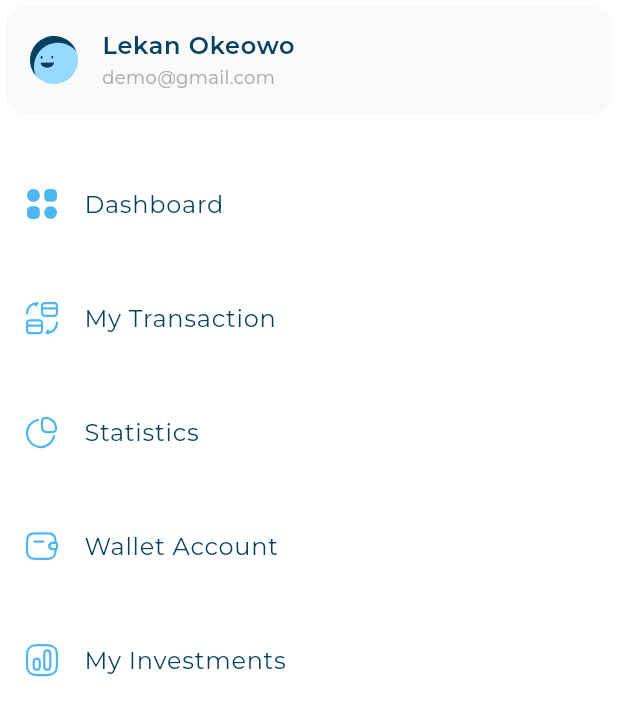
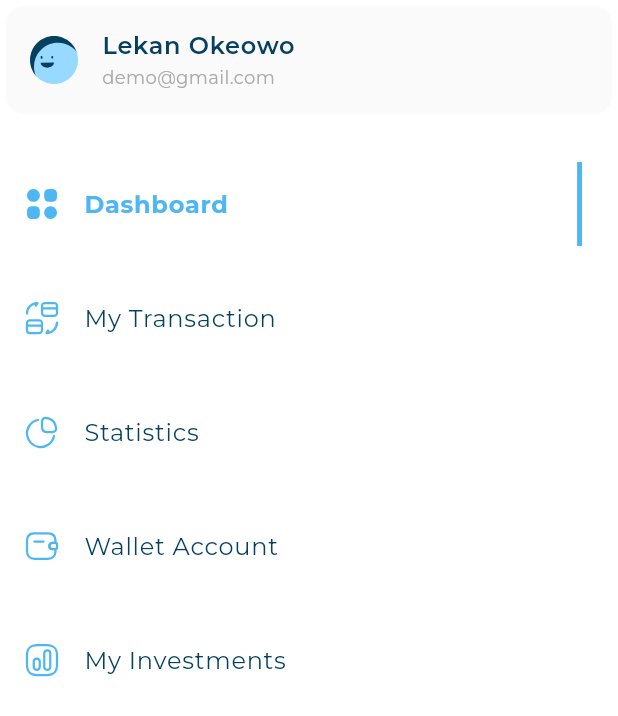
Before and after one commit to Amer-Shammout/responsive_dash_board, a Flutter app: the CustomDrawer widget shown alone on an empty page, opened directly, on a phone screen of 412 x 824 dp. Shown: the top 716 px of the screen. Run offline on Flutter 3.47's test engine with Material 3 defaults, Android fonts, the phone set to English and light mode, and no system bars; our stand-ins replace flutter_svg; project files that could hold a hidden picture were left out.

Commit message:
handle active and inActive drawer item

```diff
--- /dev/null
+++ b/lib/widgets/active_drawer_item.dart
@@ -0,0 +1,28 @@
+import 'package:flutter/material.dart';
+import 'package:flutter_svg/svg.dart';
+import 'package:responsive_dash_board/models/drawer_item_model.dart';
+import 'package:responsive_dash_board/utils/app_styles.dart';
+
+class ActiveDrawerItem extends StatelessWidget {
+  const ActiveDrawerItem({
+    super.key,
+    required this.drawerItem,
+  });
+
+  final DrawerItemModel drawerItem;
+
+  @override
+  Widget build(BuildContext context) {
+    return ListTile(
+      leading: SvgPicture.asset(drawerItem.image),
+      title: Text(
+        drawerItem.title,
+        style: AppStyles.styleBold16,
+      ),
+      trailing: Container(
+        width: 3.27,
+        decoration: const BoxDecoration(color: Color(0xFF4EB7F2)),
+      ),
+    );
+  }
+}
--- a/lib/widgets/custom_drawer.dart
+++ b/lib/widgets/custom_drawer.dart
@@ -1,45 +1,28 @@
 import 'package:flutter/material.dart';
-import 'package:responsive_dash_board/models/drawer_item_model.dart';
 import 'package:responsive_dash_board/utils/app_images.dart';
-import 'package:responsive_dash_board/widgets/drawer_item.dart';
+import 'package:responsive_dash_board/widgets/drawer_items_list_view.dart';
 import 'package:responsive_dash_board/widgets/user_info_list_tile.dart';
 
 class CustomDrawer extends StatelessWidget {
   const CustomDrawer({super.key});
 
-  static const List<DrawerItemModel> items = [
-    DrawerItemModel(title: "Dashboard", image: Assets.imagesDashboard),
-    DrawerItemModel(title: "My Transaction", image: Assets.imagesMyTransaction),
-    DrawerItemModel(title: "Statistics", image: Assets.imagesStatistics),
-    DrawerItemModel(title: "Wallet Account", image: Assets.imagesWalletAccount),
-    DrawerItemModel(title: "My Investments", image: Assets.imagesMyInvestments),
-  ];
+
 
   @override
   Widget build(BuildContext context) {
     return Container(
       color: Colors.white,
-      child: Column(
+      child: const Column(
         children: [
-          const UserInfoListTile(
+          UserInfoListTile(
             image: Assets.imagesProfileAvatar,
             title: "Lekan Okeowo",
             subtitle: "demo@gmail.com",
           ),
-          const SizedBox(
+          SizedBox(
             height: 8,
           ),
-          ListView.builder(
-            physics: const NeverScrollableScrollPhysics(),
-            shrinkWrap: true,
-            itemCount: items.length,
-            itemBuilder: (context, index) {
-              return Padding(
-                padding: const EdgeInsets.only(top: 20.0),
-                child: DrawerItem(drawerItem: items[index]),
-              );
-            },
-          ),
+          DrawerItemsListView(),
         ],
       ),
     );
--- a/lib/widgets/drawer_item.dart
+++ b/lib/widgets/drawer_item.dart
@@ -1,18 +1,19 @@
 import 'package:flutter/material.dart';
-import 'package:flutter_svg/flutter_svg.dart';
 import 'package:responsive_dash_board/models/drawer_item_model.dart';
-import 'package:responsive_dash_board/utils/app_styles.dart';
+import 'package:responsive_dash_board/widgets/active_drawer_item.dart';
+import 'package:responsive_dash_board/widgets/in_active_drawer_item.dart';
 
 class DrawerItem extends StatelessWidget {
-  const DrawerItem({super.key, required this.drawerItem});
+  const DrawerItem(
+      {super.key, required this.drawerItem, required this.isActive});
 
   final DrawerItemModel drawerItem;
+  final bool isActive;
 
   @override
   Widget build(BuildContext context) {
-    return ListTile(
-      leading: SvgPicture.asset(drawerItem.image),
-      title: Text(drawerItem.title,style: AppStyles.styleRegular16,),
-    );
+    return isActive
+        ? ActiveDrawerItem(drawerItem: drawerItem)
+        : InActiveDrawerItem(drawerItem: drawerItem);
   }
 }
--- /dev/null
+++ b/lib/widgets/drawer_items_list_view.dart
@@ -0,0 +1,50 @@
+import 'package:flutter/material.dart';
+import 'package:responsive_dash_board/models/drawer_item_model.dart';
+import 'package:responsive_dash_board/utils/app_images.dart';
+import 'package:responsive_dash_board/widgets/drawer_item.dart';
+
+class DrawerItemsListView extends StatefulWidget {
+  const DrawerItemsListView({
+    super.key,
+  });
+
+  @override
+  State<DrawerItemsListView> createState() => _DrawerItemsListViewState();
+}
+
+class _DrawerItemsListViewState extends State<DrawerItemsListView> {
+  int activeIndex = 0;
+
+  final List<DrawerItemModel> items = const [
+    DrawerItemModel(title: "Dashboard", image: Assets.imagesDashboard),
+    DrawerItemModel(title: "My Transaction", image: Assets.imagesMyTransaction),
+    DrawerItemModel(title: "Statistics", image: Assets.imagesStatistics),
+    DrawerItemModel(title: "Wallet Account", image: Assets.imagesWalletAccount),
+    DrawerItemModel(title: "My Investments", image: Assets.imagesMyInvestments),
+  ];
+
+  @override
+  Widget build(BuildContext context) {
+    return ListView.builder(
+      physics: const NeverScrollableScrollPhysics(),
+      shrinkWrap: true,
+      itemCount: items.length,
+      itemBuilder: (context, index) {
+        return GestureDetector(
+          onTap: () {
+            if (activeIndex != index) {
+              setState(() {
+                activeIndex = index;
+              });
+            }
+          },
+          child: Padding(
+            padding: const EdgeInsets.only(top: 20.0),
+            child: DrawerItem(
+                drawerItem: items[index], isActive: activeIndex == index),
+          ),
+        );
+      },
+    );
+  }
+}
--- /dev/null
+++ b/lib/widgets/in_active_drawer_item.dart
@@ -0,0 +1,24 @@
+import 'package:flutter/material.dart';
+import 'package:flutter_svg/svg.dart';
+import 'package:responsive_dash_board/models/drawer_item_model.dart';
+import 'package:responsive_dash_board/utils/app_styles.dart';
+
+class InActiveDrawerItem extends StatelessWidget {
+  const InActiveDrawerItem({
+    super.key,
+    required this.drawerItem,
+  });
+
+  final DrawerItemModel drawerItem;
+
+  @override
+  Widget build(BuildContext context) {
+    return ListTile(
+      leading: SvgPicture.asset(drawerItem.image),
+      title: Text(
+        drawerItem.title,
+        style: AppStyles.styleRegular16,
+      ),
+    );
+  }
+}
```
